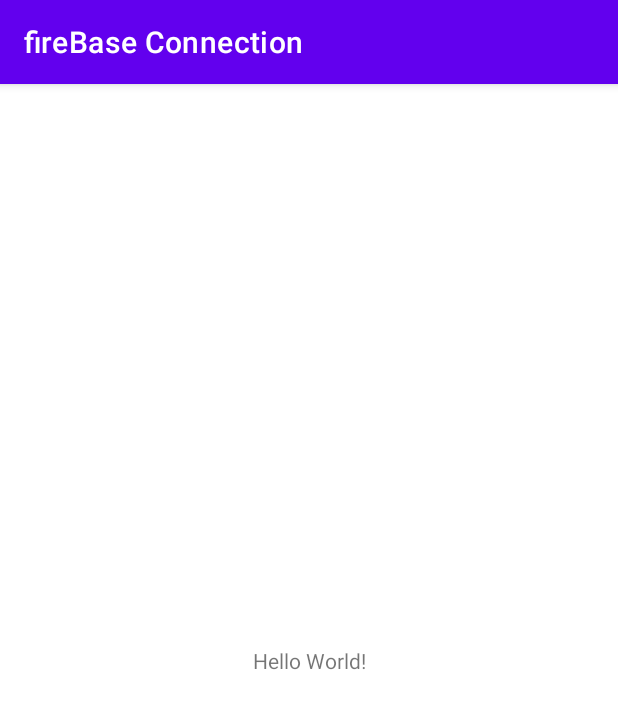
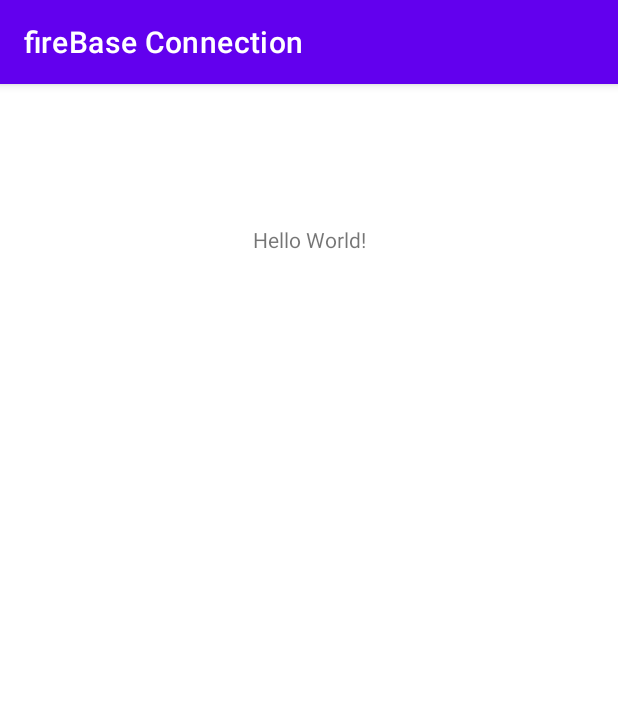
Before and after one commit to KalashBharti/fireBase_Connection, an Android app: the screen it shows after launch (MainActivity), on a phone screen of 412 x 824 dp. Shown: the top 709 px of the screen. Run offline under Robolectric (Android 15) with nearby library versions, the phone set to English and light mode, and no system bars.

Commit message:
second commit

```diff
--- a/app/src/main/res/layout/activity_main.xml
+++ b/app/src/main/res/layout/activity_main.xml
@@ -13,6 +13,7 @@
         app:layout_constraintBottom_toBottomOf="parent"
         app:layout_constraintEnd_toEndOf="parent"
         app:layout_constraintStart_toStartOf="parent"
-        app:layout_constraintTop_toTopOf="parent" />
+        app:layout_constraintTop_toTopOf="parent"
+        app:layout_constraintVertical_bias="0.126" />
 
 </androidx.constraintlayout.widget.ConstraintLayout>
```
